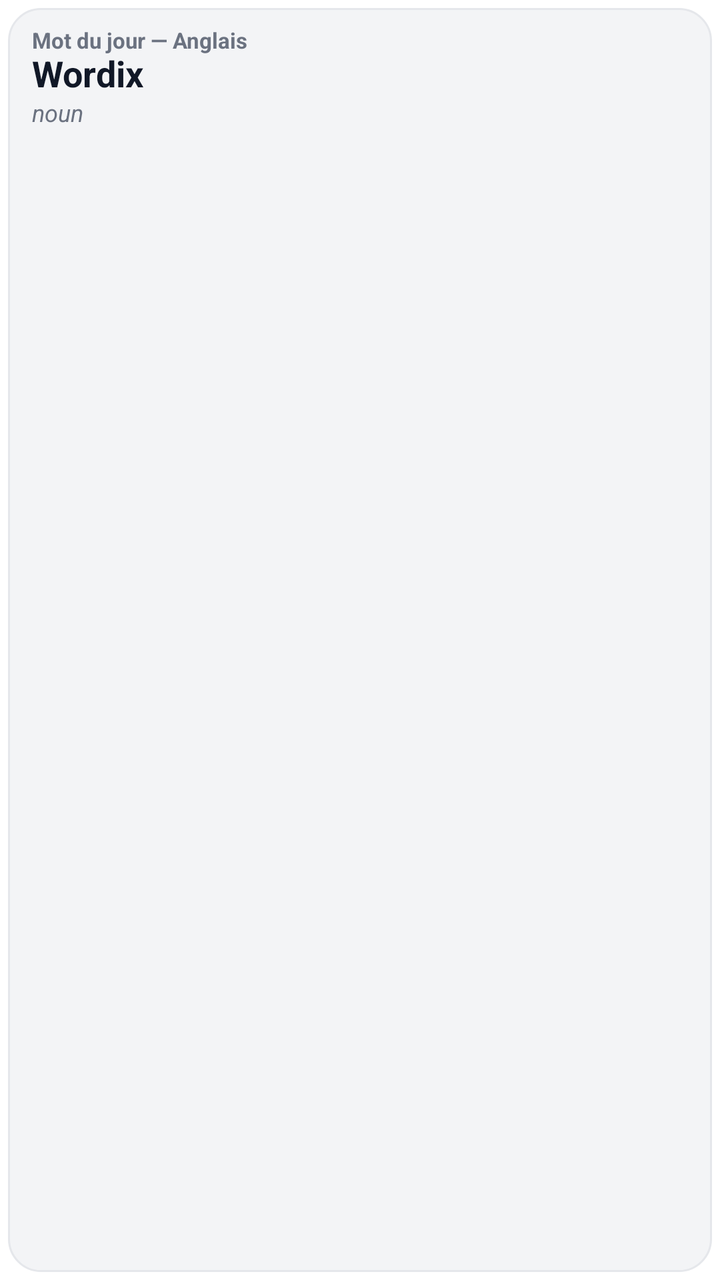
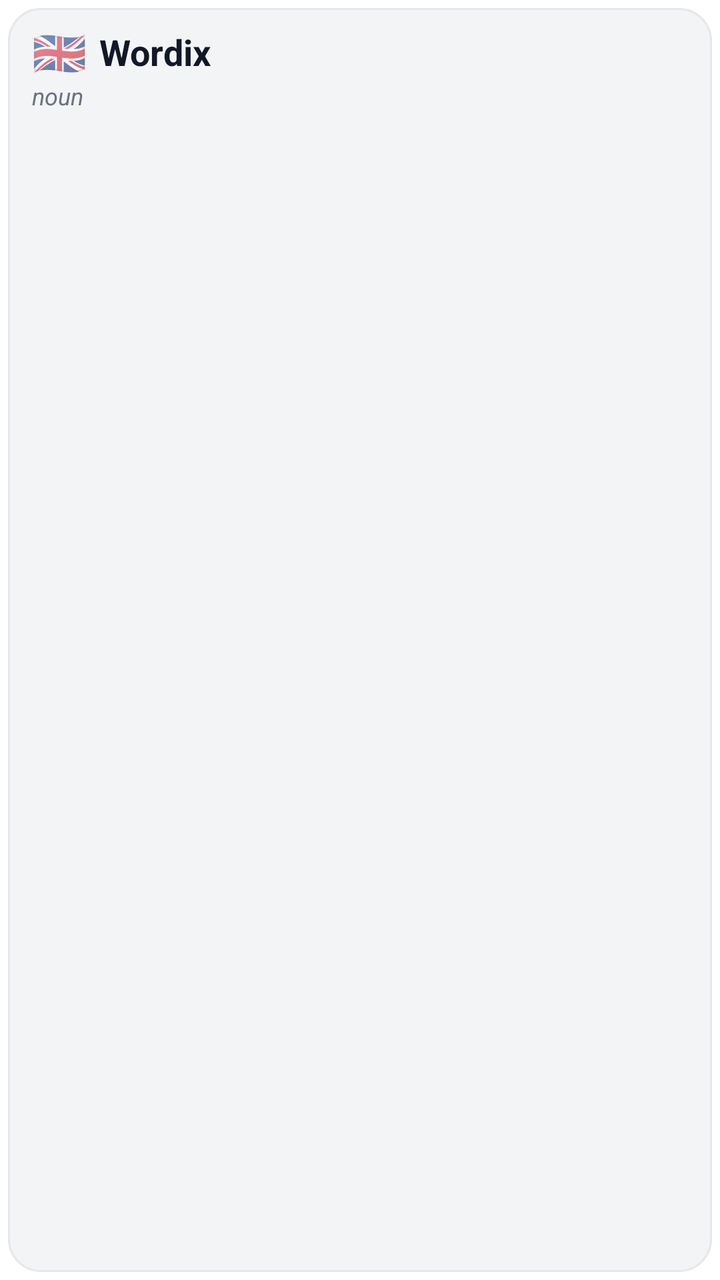

The first picture is an Android layout as it rendered before a commit; the second is the same layout after the commit. The layout source and the unified diff follow.
<!-- AndroidManifest.xml: fallback theme Theme.MaterialComponents.DayNight.NoActionBar -->
<!-- res/layout/word_of_day_widget.xml -->
<?xml version="1.0" encoding="utf-8"?>
<FrameLayout xmlns:android="http://schemas.android.com/apk/res/android"
    android:id="@+id/widget_root"
    android:layout_width="match_parent"
    android:layout_height="match_parent"
    android:background="@android:color/transparent"
    android:padding="4dp">

    <LinearLayout
        android:id="@+id/widget_card"
        android:layout_width="match_parent"
        android:layout_height="match_parent"
        android:background="@drawable/widget_card_background"
        android:orientation="vertical"
        android:paddingStart="12dp"
        android:paddingTop="10dp"
        android:paddingEnd="12dp"
        android:paddingBottom="8dp">

        <TextView
            android:id="@+id/widget_title"
            android:layout_width="match_parent"
            android:layout_height="wrap_content"
            android:ellipsize="end"
            android:includeFontPadding="false"
            android:maxLines="1"
            android:text="@string/widget_header_en"
            android:textAllCaps="false"
            android:textColor="@color/widget_text_secondary"
            android:textSize="11sp"
            android:textStyle="bold" />

        <TextView
            android:id="@+id/widget_word"
            android:layout_width="match_parent"
            android:layout_height="wrap_content"
            android:ellipsize="end"
            android:includeFontPadding="false"
            android:maxLines="2"
            android:text="Wordix"
            android:textColor="@color/widget_text_primary"
            android:textSize="18sp"
            android:textStyle="bold" />

        <TextView
            android:id="@+id/widget_part_of_speech"
            android:layout_width="match_parent"
            android:layout_height="wrap_content"
            android:layout_marginTop="2dp"
            android:ellipsize="end"
            android:includeFontPadding="false"
            android:maxLines="1"
            android:text="noun"
            android:textColor="@color/widget_text_secondary"
            android:textSize="12sp"
            android:textStyle="italic" />

        <ListView
            android:id="@+id/widget_definition_list"
            android:layout_width="match_parent"
            android:layout_height="0dp"
            android:layout_marginTop="6dp"
            android:layout_weight="1"
            android:cacheColorHint="@android:color/transparent"
            android:divider="@android:color/transparent"
            android:dividerHeight="0dp"
            android:scrollbars="vertical"
            android:transcriptMode="disabled" />
    </LinearLayout>
</FrameLayout>
<!-- resources referenced by this layout -->
<resources>
  <color name="widget_text_primary">#111827</color>
  <color name="widget_text_secondary">#6B7280</color>
  <!-- drawable widget_card_background (drawable) -->
  <?xml version="1.0" encoding="utf-8"?>
  <shape xmlns:android="http://schemas.android.com/apk/res/android"
      android:shape="rectangle">
      <solid android:color="@color/widget_card_background" />
      <corners android:radius="16dp" />
      <stroke
          android:width="1dp"
          android:color="@color/widget_border" />
  </shape>
  <string name="widget_header_en">Mot du jour — Anglais</string>
  <color name="widget_card_background">#F3F4F6</color>
  <color name="widget_border">#E5E7EB</color>
</resources>

<!-- the commit's change to res/layout/word_of_day_widget.xml (unified diff, before → after) -->
@@ -17,30 +17,35 @@
         android:paddingEnd="12dp"
         android:paddingBottom="8dp">
 
-        <TextView
-            android:id="@+id/widget_title"
+        <LinearLayout
+            android:id="@+id/widget_word_row"
             android:layout_width="match_parent"
             android:layout_height="wrap_content"
-            android:ellipsize="end"
-            android:includeFontPadding="false"
-            android:maxLines="1"
-            android:text="@string/widget_header_en"
-            android:textAllCaps="false"
-            android:textColor="@color/widget_text_secondary"
-            android:textSize="11sp"
-            android:textStyle="bold" />
+            android:gravity="center_vertical"
+            android:orientation="horizontal">
 
-        <TextView
-            android:id="@+id/widget_word"
-            android:layout_width="match_parent"
-            android:layout_height="wrap_content"
-            android:ellipsize="end"
-            android:includeFontPadding="false"
-            android:maxLines="2"
-            android:text="Wordix"
-            android:textColor="@color/widget_text_primary"
-            android:textSize="18sp"
-            android:textStyle="bold" />
+            <TextView
+                android:id="@+id/widget_flag"
+                android:layout_width="wrap_content"
+                android:layout_height="wrap_content"
+                android:includeFontPadding="false"
+                android:text="@string/widget_flag_en"
+                android:textSize="22sp" />
+
+            <TextView
+                android:id="@+id/widget_word"
+                android:layout_width="0dp"
+                android:layout_height="wrap_content"
+                android:layout_marginStart="6dp"
+                android:layout_weight="1"
+                android:ellipsize="end"
+                android:includeFontPadding="false"
+                android:maxLines="2"
+                android:text="Wordix"
+                android:textColor="@color/widget_text_primary"
+                android:textSize="18sp"
+                android:textStyle="bold" />
+        </LinearLayout>
 
         <TextView
             android:id="@+id/widget_part_of_speech"
<!-- resource entries referenced after the edit -->
@@ -12,7 +12,7 @@
           android:width="1dp"
           android:color="@color/widget_border" />
   </shape>
-  <string name="widget_header_en">Mot du jour — Anglais</string>
+  <string name="widget_flag_en" translatable="false">🇬🇧</string>
   <color name="widget_card_background">#F3F4F6</color>
   <color name="widget_border">#E5E7EB</color>
 </resources>
